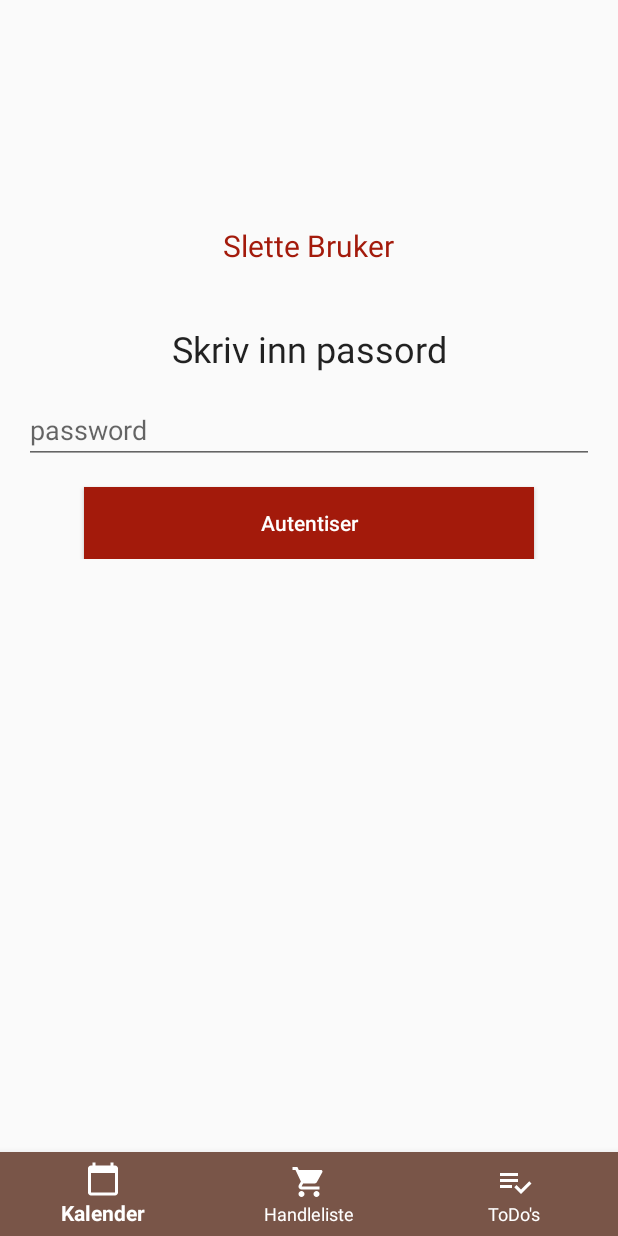
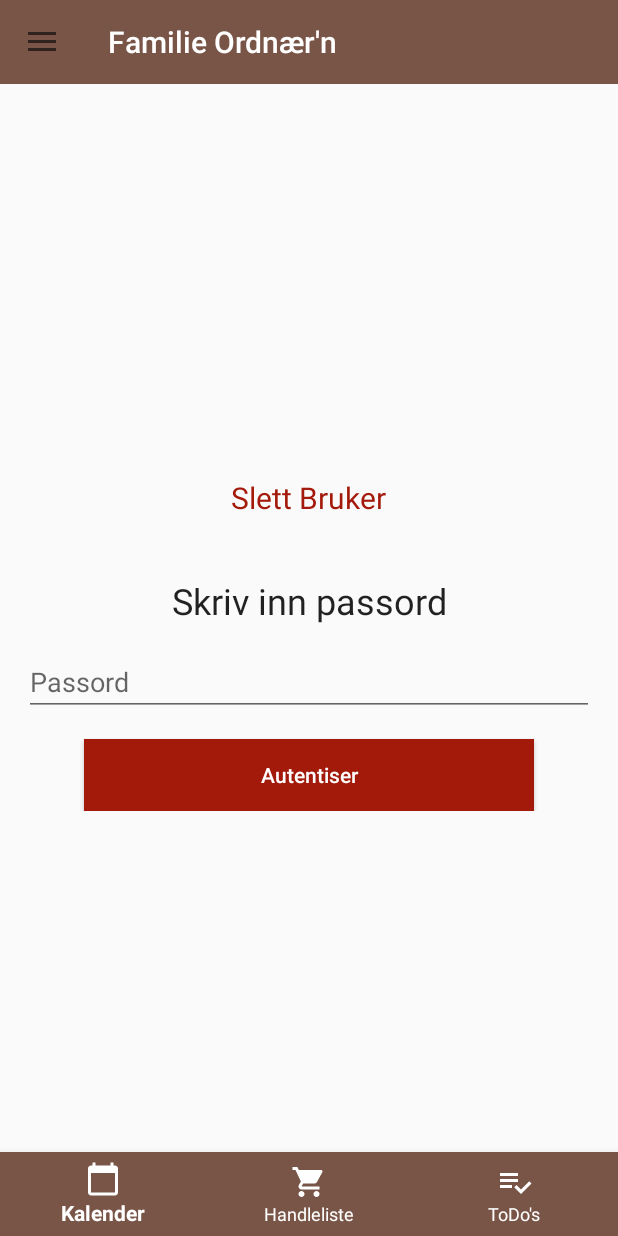
Before and after one commit to Snailey/FamilyPlaner, an Android app: the fragment DeleteUserFragment placed in its activity, on a phone screen of 412 x 824 dp. Run offline under Robolectric (Android 15) with nearby library versions, the phone set to English and light mode, and no system bars; our stand-ins replace Firebase (no records; nobody signed in at launch, a user with empty details on screens opened directly); pictures from the network do not load; 3 statements that could not run were skipped.

Commit message:
tidying up  + strings

```diff
--- a/app/src/main/res/layout-land/fragment_calendar.xml
+++ b/app/src/main/res/layout-land/fragment_calendar.xml
@@ -22,7 +22,7 @@
         android:layout_height="wrap_content"
         android:layout_marginStart="24dp"
         android:layout_marginBottom="8dp"
-        android:text="Events"
+        android:text="@string/event"
         android:textAlignment="center"
         android:textAllCaps="false"
         android:textSize="18sp"
@@ -39,11 +39,13 @@
         android:layout_marginEnd="16dp"
         android:layout_marginBottom="16dp"
         android:clickable="true"
+        android:contentDescription="@string/add_new_event"
         app:backgroundTint="@color/secondaryColor"
         app:fabSize="normal"
         app:layout_constraintBottom_toBottomOf="parent"
         app:layout_constraintEnd_toEndOf="parent"
-        app:srcCompat="@drawable/ic_add" />
+        app:srcCompat="@drawable/ic_add"
+        android:focusable="true"/>
 
     <androidx.recyclerview.widget.RecyclerView
         android:id="@+id/event_list_recycler_view"
--- a/app/src/main/res/layout/content_main.xml
+++ b/app/src/main/res/layout/content_main.xml
@@ -1,23 +1,15 @@
 <?xml version="1.0" encoding="utf-8"?>
-
 <androidx.constraintlayout.widget.ConstraintLayout
     xmlns:android="http://schemas.android.com/apk/res/android"
     xmlns:app="http://schemas.android.com/apk/res-auto"
     android:layout_width="match_parent"
-        android:layout_height="wrap_content">
-    <androidx.core.widget.NestedScrollView
-        android:id="@+id/scrollView"
-        android:layout_width="match_parent"
-        android:layout_height="match_parent"
-        android:fillViewport="true"
-        xmlns:android="http://schemas.android.com/apk/res/android">
+    android:layout_height="match_parent">
     <androidx.fragment.app.FragmentContainerView
         android:id="@+id/fragment"
         android:name="no.hiof.snailey.familyplaner.ui.calendar.CalendarFragment"
         android:layout_width="match_parent"
-            android:layout_height="1000dp"
+        android:layout_height="600dp"
         app:layout_constraintBottom_toTopOf="@+id/nav_view" />
-    </androidx.core.widget.NestedScrollView>
     <com.google.android.material.bottomnavigation.BottomNavigationView
         android:id="@+id/nav_view"
         android:layout_width="0dp"
@@ -27,9 +19,8 @@
         android:background="@color/primaryColor"
         app:itemTextColor="@color/primaryTextColor"
         app:itemIconTint="@color/primaryTextColor"
-            app:layout_constraintBottom_toBottomOf="@id/scrollView"
+        app:layout_constraintBottom_toBottomOf="parent"
         app:layout_constraintLeft_toLeftOf="parent"
         app:layout_constraintRight_toRightOf="parent"
         app:menu="@menu/menu_bottom_navigation" />
-
 </androidx.constraintlayout.widget.ConstraintLayout>
--- a/app/src/main/res/layout/fragment_delete_user.xml
+++ b/app/src/main/res/layout/fragment_delete_user.xml
@@ -17,6 +17,7 @@
                 android:layout_width="90dp"
                 android:layout_height="90dp"
                 android:layout_centerInParent="true" />
+
             <TextView
                 android:id="@+id/edit_text_name"
                 android:layout_width="wrap_content"
@@ -25,10 +26,10 @@
                 android:layout_centerHorizontal="true"
                 android:layout_marginTop="5dp"
                 android:enabled="true"
-                android:text="Slette Bruker"
+                android:text="@string/deleteUser"
+                android:textAlignment="center"
                 android:textColor="@color/danger"
-                android:textSize="20dp"
-                android:textAlignment="center" />
+                android:textSize="20sp" />
         </RelativeLayout>
         <LinearLayout
             android:animateLayoutChanges="true"
@@ -39,31 +40,34 @@
             android:orientation="vertical"
             android:layout_width="match_parent"
             android:layout_height="wrap_content">
+
             <TextView
+                android:layout_width="match_parent"
+                android:layout_height="wrap_content"
+                android:layout_marginBottom="15dp"
+                android:text="@string/writePassword"
                 android:textAlignment="center"
-                android:layout_marginBottom="15dp"
-                android:textAppearance="@style/TextAppearance.AppCompat.Headline"
-                android:text="Skriv inn passord"
-                android:layout_width="match_parent"
-                android:layout_height="wrap_content"/>
+                android:textAppearance="@style/TextAppearance.AppCompat.Headline" />
+
             <EditText
-                android:maxLength="10"
                 android:id="@+id/edit_text_password"
                 android:layout_width="match_parent"
                 android:layout_height="wrap_content"
-                android:hint="password"
+                android:hint="@string/password"
                 android:inputType="textPassword"
-                android:singleLine="true"/>
+                android:maxLength="10"
+                android:singleLine="true" />
+
             <Button
-                android:layout_marginTop="15dp"
-                android:layout_gravity="center_horizontal"
-                android:textAllCaps="false"
-                android:text="Autentiser"
                 android:id="@+id/button_authenticate"
                 android:layout_width="300dp"
                 android:layout_height="wrap_content"
+                android:layout_gravity="center_horizontal"
+                android:layout_marginTop="15dp"
                 android:background="@color/danger"
-                android:textColor="@color/primaryTextColor"/>
+                android:text="@string/autenticate"
+                android:textAllCaps="false"
+                android:textColor="@color/primaryTextColor" />
         </LinearLayout>
         <LinearLayout
             android:animateLayoutChanges="true"
@@ -96,7 +100,7 @@
                 android:layout_gravity="center_horizontal"
                 android:layout_marginTop="15dp"
                 android:background="@color/danger"
-                android:text="Slett Bruker"
+                android:text="@string/deleteUser"
                 android:textAllCaps="false"
                 android:textColor="@color/primaryTextColor" />
         </LinearLayout>
--- a/app/src/main/res/layout/recycler_event_layout.xml
+++ b/app/src/main/res/layout/recycler_event_layout.xml
@@ -5,17 +5,18 @@
     android:layout_width="match_parent"
     android:layout_height="wrap_content"
     android:background="@color/backgroundColor">
+
     <TextView
         android:id="@+id/event_list_title"
         android:layout_width="wrap_content"
         android:layout_height="wrap_content"
         android:layout_marginStart="16dp"
         android:layout_marginTop="8dp"
-        android:text="Event Title Here"
         android:textSize="16sp"
         android:textStyle="bold"
         app:layout_constraintStart_toStartOf="parent"
         app:layout_constraintTop_toTopOf="parent" />
+
     <TextView
         android:id="@+id/event_list_date"
         android:layout_width="wrap_content"
@@ -23,17 +24,16 @@
         android:layout_marginStart="16dp"
         android:layout_marginTop="8dp"
         android:layout_marginBottom="8dp"
-        android:text="25/12/2020"
         app:layout_constraintBottom_toBottomOf="parent"
         app:layout_constraintStart_toStartOf="parent"
         app:layout_constraintTop_toBottomOf="@+id/event_list_title" />
+
     <TextView
         android:id="@+id/event_list_time"
         android:layout_width="wrap_content"
         android:layout_height="wrap_content"
         android:layout_marginStart="8dp"
         android:layout_marginTop="8dp"
-        android:text="9:30 AM"
         app:layout_constraintStart_toEndOf="@+id/event_list_date"
         app:layout_constraintTop_toBottomOf="@+id/event_list_title" />
 </androidx.constraintlayout.widget.ConstraintLayout>
--- a/app/src/main/res/layout/recycler_view_todo.xml
+++ b/app/src/main/res/layout/recycler_view_todo.xml
@@ -34,13 +34,15 @@
                 android:layout_width="wrap_content"
                 android:layout_height="wrap_content"
                 android:layout_marginEnd="12dp"
-                android:background="@drawable/ic_edit" />
+                android:background="@drawable/ic_edit"
+                android:contentDescription="@string/edit_todo"/>
             <ImageButton
                 android:id="@+id/button_delete"
                 android:layout_width="wrap_content"
                 android:layout_height="wrap_content"
                 android:layout_marginEnd="12dp"
-                android:background="@drawable/ic_delete" />
+                android:background="@drawable/ic_delete"
+                android:contentDescription="@string/delete_todo"/>
         </LinearLayout>
     </RelativeLayout>
     <View
```
Also changed, not shown: app/src/main/res/layout/activity_reset_password.xml (+16 -12 lines), app/src/main/res/layout/fragment_profile.xml (+14 -9 lines), app/src/main/res/layout/fragment_shopping.xml (+9 -4 lines), app/src/main/res/layout/fragment_todos.xml (+11 -3 lines), app/src/main/res/layout/fragment_update_email.xml (+20 -16 lines), app/src/main/res/layout/fragment_update_password.xml (+34 -27 lines), app/src/main/res/layout/nav_header_main.xml (+12 -6 lines), app/src/main/res/layout/recycler_view_shopping.xml (+12 -10 lines), app/src/main/res/values/strings.xml (+34 -32 lines), app/src/main/res/layout/activity_main.xml (line endings or trailing spaces). Lines whose indentation alone changed are shown as unchanged.
